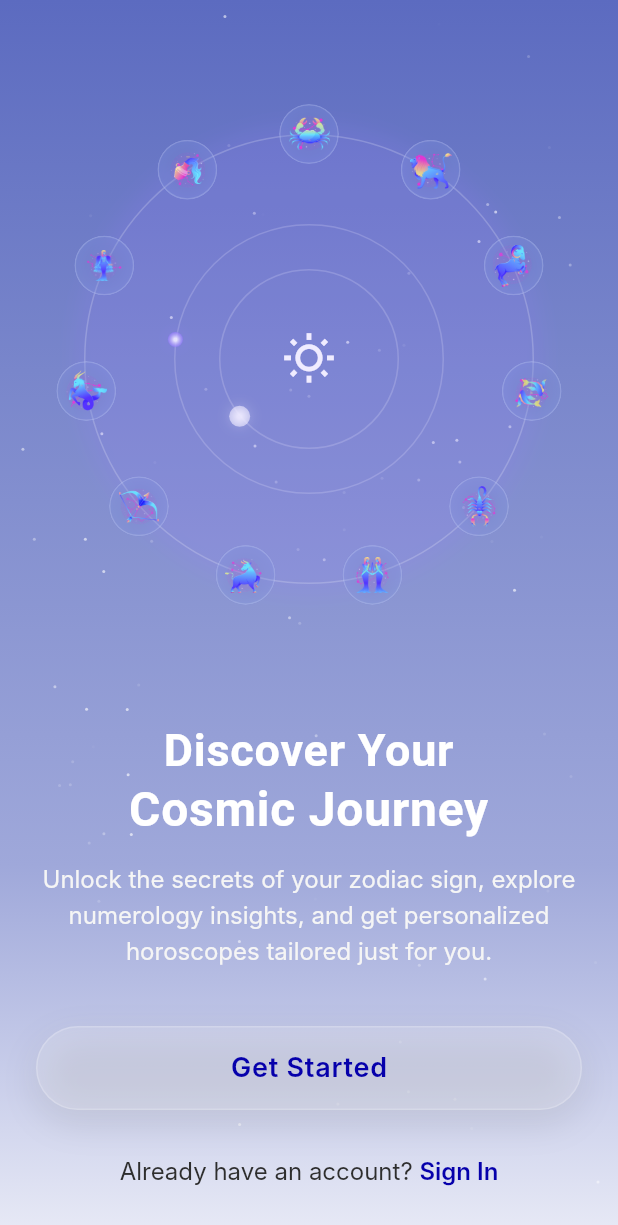
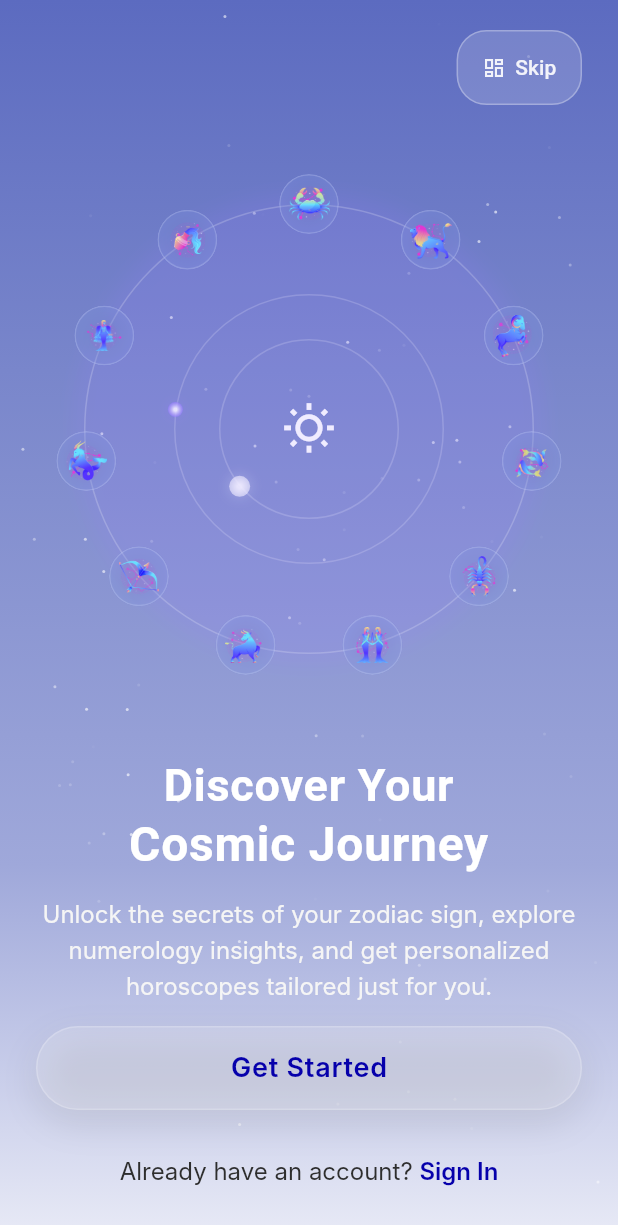
Before and after one commit to MihaiDT/zodiac-frontend, a Flutter app: the screen it shows after launch, on a phone screen of 412 x 824 dp. Shown: the top 1225 px of the screen. Run offline on Flutter 3.47's test engine with Material 3 defaults, Android fonts, the light colour scheme and no system bars; our stand-ins replace dio, flutter_hooks, flutter_secure_storage, freezed_annotation, geocoding, geolocator and 4 more; Roboto replaces fonts that are missing (Inter, Playfair Display); statements that could not run were skipped.

```diff
--- a/lib/features/onboarding/get_started_screen.dart
+++ b/lib/features/onboarding/get_started_screen.dart
@@ -206,6 +206,56 @@ class _GetStartedScreenState extends State<GetStartedScreen>
                 padding: const EdgeInsets.symmetric(horizontal: 24.0),
                 child: Column(
                   children: [
+                    // Skip to Dashboard button - top right
+                    Row(
+                      mainAxisAlignment: MainAxisAlignment.end,
+                      children: [
+                        Container(
+                          margin: const EdgeInsets.only(top: 20),
+                          decoration: BoxDecoration(
+                            borderRadius: BorderRadius.circular(20),
+                            color: Colors.white.withOpacity(0.15),
+                            border: Border.all(
+                              color: Colors.white.withOpacity(0.3),
+                              width: 1,
+                            ),
+                          ),
+                          child: TextButton(
+                            onPressed: () {
+                              PremiumHaptics.medium();
+                              context.go('/dashboard');
+                            },
+                            style: TextButton.styleFrom(
+                              foregroundColor: Colors.white,
+                              padding: const EdgeInsets.symmetric(horizontal: 16, vertical: 8),
+                              shape: RoundedRectangleBorder(
+                                borderRadius: BorderRadius.circular(20),
+                              ),
+                            ),
+                            child: Row(
+                              mainAxisSize: MainAxisSize.min,
+                              children: [
+                                Icon(
+                                  Icons.dashboard_outlined,
+                                  size: 16,
+                                  color: Colors.white.withOpacity(0.9),
+                                ),
+                                const SizedBox(width: 6),
+                                Text(
+                                  'Skip',
+                                  style: TextStyle(
+                                    fontSize: 14,
+                                    fontWeight: FontWeight.w500,
+                                    color: Colors.white.withOpacity(0.9),
+                                  ),
+                                ),
+                              ],
+                            ),
+                          ),
+                        ),
+                      ],
+                    ),
+
                     const Spacer(flex: 1),
 
                     // Solar system animation - responsive and centered
--- a/pubspec.yaml
+++ b/pubspec.yaml
@@ -37,9 +37,7 @@ dependencies:
   freezed_annotation: ^2.4.1
 
   # Localization
-  intl: ^0.20.2
-  flutter_localizations:
-    sdk: flutter
+  intl: ^0.19.0
 
   # Utils & Haptics
   url_launcher: ^6.2.2
```
Also changed, not shown: pubspec.lock.
